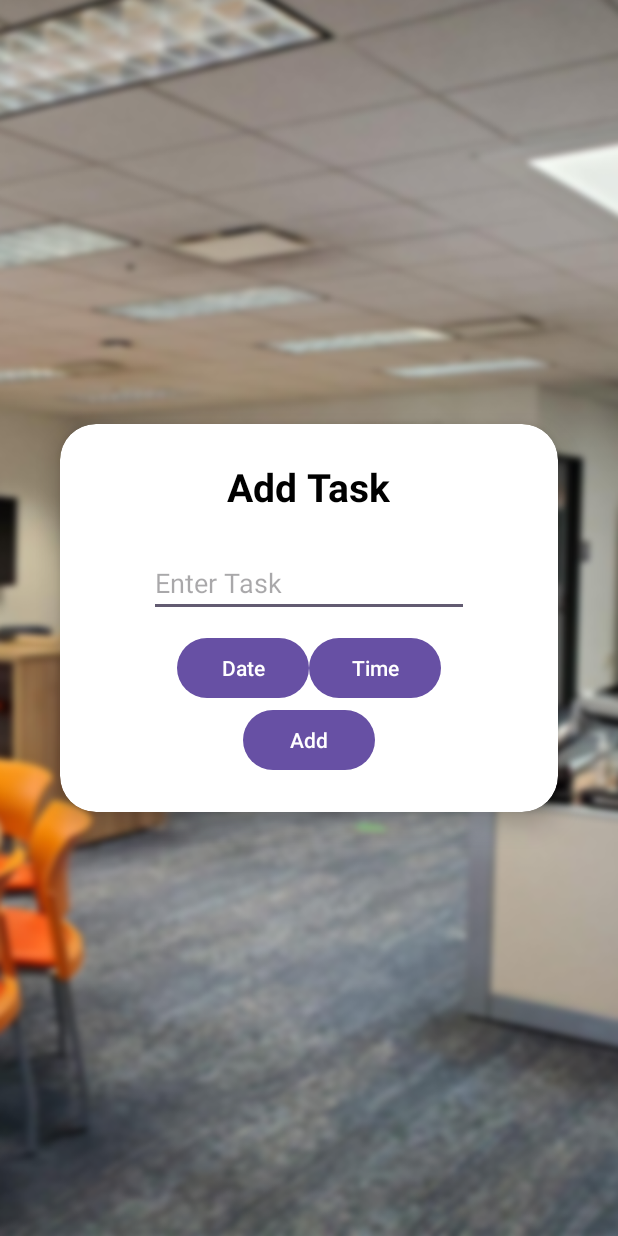
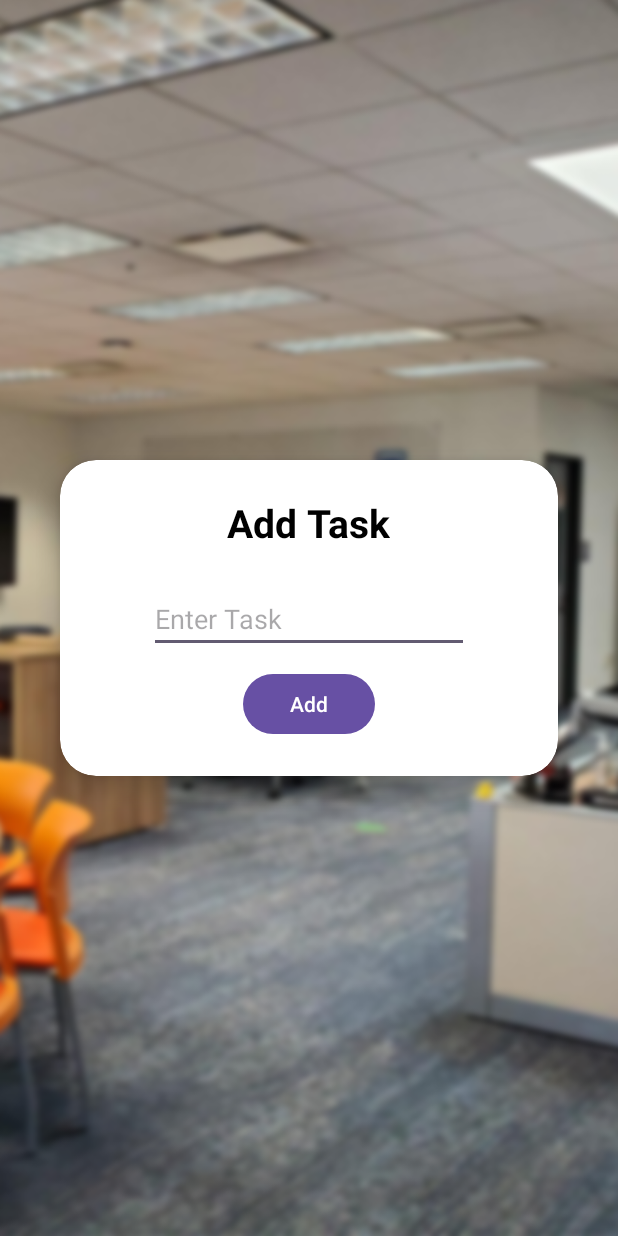
Before and after one commit to UTSA-CS-3443/SilvesBro, an Android app: the AddTaskActivity screen opened directly, with no data from a screen before it, on a phone screen of 412 x 824 dp. Run offline under Robolectric (Android 15) with nearby library versions, the phone set to English and light mode, and no system bars.

Commit message:
removed date and time feature

```diff
--- a/app/src/main/res/layout/activity_add_task.xml
+++ b/app/src/main/res/layout/activity_add_task.xml
@@ -48,25 +48,6 @@
                 android:id="@+id/nameInput">
             </EditText>
 
-            <LinearLayout
-                android:layout_width="wrap_content"
-                android:layout_height="wrap_content"
-                android:orientation="horizontal">
-
-                <Button
-                    android:layout_width="wrap_content"
-                    android:layout_height="wrap_content"
-                    android:text="Date"
-                    android:id="@+id/taskDate"/>
-
-                <Button
-                    android:layout_width="wrap_content"
-                    android:layout_height="wrap_content"
-                    android:text="Time"
-                    android:id="@+id/taskTime"/>
-
-            </LinearLayout>
-
             <Button
                 android:layout_width="wrap_content"
                 android:layout_height="wrap_content"
```
Also changed, not shown: app/src/main/java/edu/utsa/cs3443/silvesbro/AddTaskActivity.java (+0 -45 lines).
